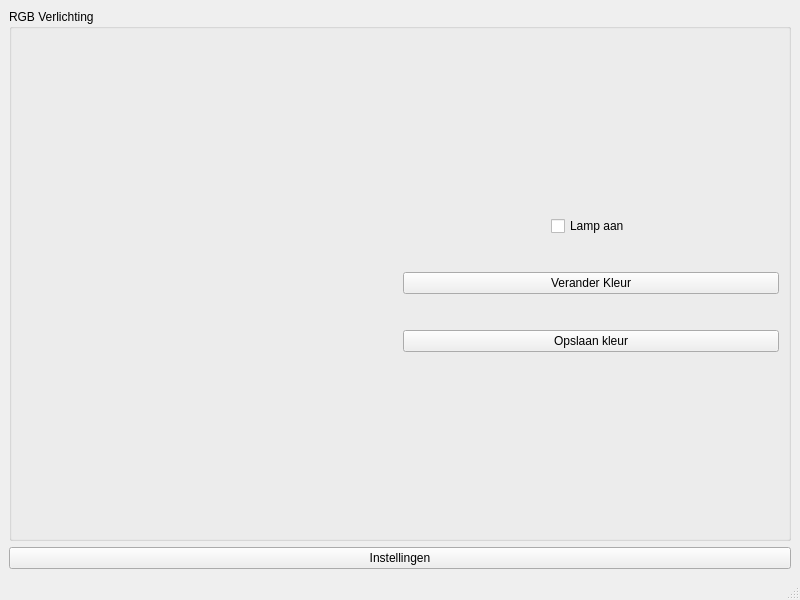
Before: the Qt Designer form mainwindow.ui in wifiinc/qt-dashboard-application, drawn with Qt 5.
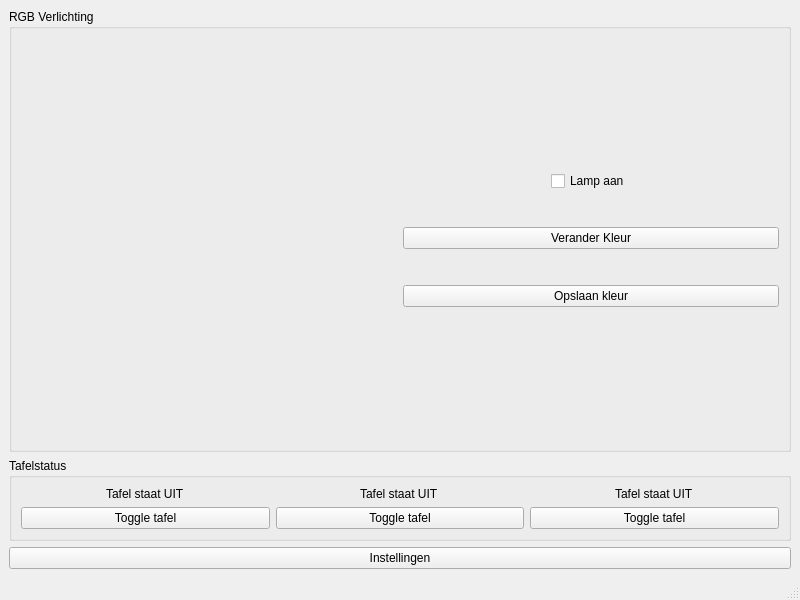
After: the same form once the commit is applied.

```diff
--- a/mainwindow.ui
+++ b/mainwindow.ui
@@ -117,6 +117,69 @@
       </layout>
      </widget>
     </item>
+    <item>
+     <widget class="QGroupBox" name="groupBoxTafel">
+      <property name="title">
+       <string>Tafelstatus</string>
+      </property>
+      <layout class="QHBoxLayout" name="layoutTafel">
+       <item>
+        <layout class="QVBoxLayout" name="tafel1">
+         <item alignment="Qt::AlignmentFlag::AlignHCenter">
+          <widget class="QLabel" name="tafel1Status">
+           <property name="text">
+            <string>Tafel staat UIT</string>
+           </property>
+          </widget>
+         </item>
+         <item>
+          <widget class="QPushButton" name="tafel1Toggle">
+           <property name="text">
+            <string>Toggle tafel</string>
+           </property>
+          </widget>
+         </item>
+        </layout>
+       </item>
+       <item>
+        <layout class="QVBoxLayout" name="tafel2">
+         <item alignment="Qt::AlignmentFlag::AlignHCenter">
+          <widget class="QLabel" name="tafel2Status">
+           <property name="text">
+            <string>Tafel staat UIT</string>
+           </property>
+          </widget>
+         </item>
+         <item>
+          <widget class="QPushButton" name="tafel2Toggle">
+           <property name="text">
+            <string>Toggle tafel</string>
+           </property>
+          </widget>
+         </item>
+        </layout>
+       </item>
+       <item>
+        <layout class="QVBoxLayout" name="tafel3">
+         <item alignment="Qt::AlignmentFlag::AlignHCenter">
+          <widget class="QLabel" name="tafel3Status">
+           <property name="text">
+            <string>Tafel staat UIT</string>
+           </property>
+          </widget>
+         </item>
+         <item>
+          <widget class="QPushButton" name="tafel3Toggle">
+           <property name="text">
+            <string>Toggle tafel</string>
+           </property>
+          </widget>
+         </item>
+        </layout>
+       </item>
+      </layout>
+     </widget>
+    </item>
     <item>
      <widget class="QPushButton" name="btnOpenSettings">
       <property name="text">
```
